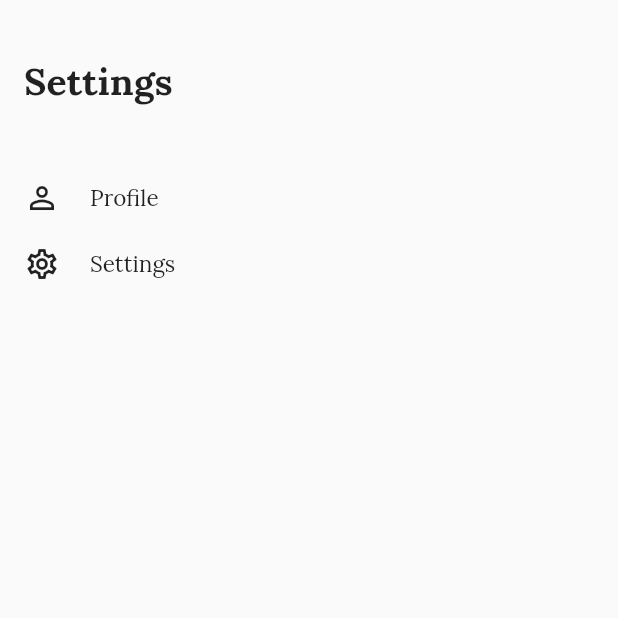
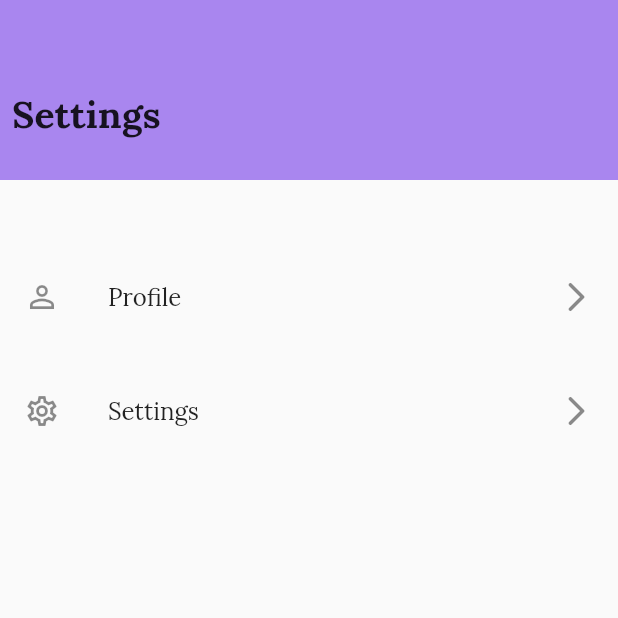
Before and after one commit to Imma76/student_report_system, a Flutter app: the Settings screen opened by its route, on a phone screen of 412 x 824 dp, the top half of it. Run offline on Flutter 3.47's test engine with Material 2 defaults, Android fonts, the phone set to English and light mode, and no system bars; our stand-ins replace country_code_picker, flutter_riverpod, gap, google_fonts, introduction_screen.

Commit message:
feat:settings

```diff
--- a/lib/src/view/settings/settings.dart
+++ b/lib/src/view/settings/settings.dart
@@ -2,6 +2,7 @@ import 'package:flutter/material.dart';
 import 'package:flutter_riverpod/flutter_riverpod.dart';
 import 'package:gap/gap.dart';
 import 'package:report_system/src/providers/all_providers.dart';
+import 'package:report_system/src/utils/colors.dart';
 
 
 class Settings extends ConsumerStatefulWidget {
@@ -19,27 +20,40 @@ class _SettingsState extends ConsumerState<Settings> {
   Widget build(BuildContext context) {
     final apptheme = ref.read(themeProvider);
     return Scaffold(
-      body: Padding(
-        padding: const EdgeInsets.all(8.0),
-        child: Column(
+
+      //backgroundColor: Colors.red,
+      body: Column(
        // mainAxisAlignment: MainAxisAlignment.center,
         crossAxisAlignment: CrossAxisAlignment.start,
 
         children: [
           //Center(child: CircleAvatar(radius: 50,)),
-            Gap(30),
+         // Gap(30),
+          Container(
+            height: 120,
+            width: double.infinity,
+            color:primaryColor,
+            child: Column(
+              mainAxisAlignment: MainAxisAlignment.end,
+              crossAxisAlignment: CrossAxisAlignment.start,
+              children: [
+                Gap(20),
                 Padding(
-              padding: const EdgeInsets.only(left:8.0),
+                  padding: const EdgeInsets.all(8.0),
                   child: Text('Settings',style:apptheme.textStyle.copyWith(fontSize: 25,fontWeight: FontWeight.bold),),
                 ),
+                Gap(20),
+              ],
+            ),
+          ),
           Gap(50),
+
           SettingsTab(settingIcon: Icons.person_outline,settingsName: 'Profile',appTheme: apptheme,),
           Gap(20),
           SettingsTab(settingIcon: Icons.settings_outlined, settingsName: 'Settings',appTheme: apptheme,),
 
 
         ],
-        ),
       ),
     );
   }
@@ -55,15 +69,6 @@ class SettingsTab extends StatelessWidget {
 
   @override
   Widget build(BuildContext context) {
-    return Padding(
-      padding: const EdgeInsets.only(left:8.0),
-      child: Row(
-        children: [
-          Icon(settingIcon),
-          Gap(20),
-          Text(settingsName,style:appTheme.textStyle.copyWith(fontSize: 15.0)),
-        ],
-      ),
-    );
+    return  ListTile(title: Text(settingsName), trailing: Icon(Icons.arrow_forward_ios_rounded),leading: Icon(settingIcon),);
   }
 }
```
Also changed, not shown: lib/src/models/report.dart (added). Lines whose indentation alone changed are shown as unchanged.
